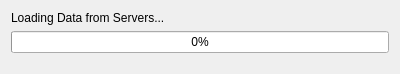
Above: plugins/vtkSpaceCraftInfoFilter/status.ui from ghost-kit/archive before the change. Below: the same form after it.
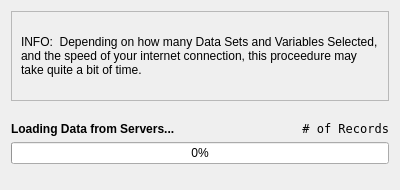
That is the form after the change.

Commit message: vtkSpaceCraftInfo: still working on data loading. NEW BUG: if CDAWEB is down, filter will crash.  Need to add a timer to allow for timeout of the plugin download routines.

What changed in the file:
```diff
--- a/plugins/vtkSpaceCraftInfoFilter/status.ui
+++ b/plugins/vtkSpaceCraftInfoFilter/status.ui
@@ -7,29 +7,41 @@
     <x>0</x>
     <y>0</y>
     <width>400</width>
-    <height>74</height>
+    <height>190</height>
    </rect>
   </property>
   <property name="windowTitle">
    <string>Dialog</string>
   </property>
   <layout class="QGridLayout" name="gridLayout">
-   <item row="1" column="0">
-    <widget class="QProgressBar" name="status">
-     <property name="value">
-      <number>0</number>
+   <item row="7" column="0">
+    <spacer name="verticalSpacer">
+     <property name="orientation">
+      <enum>Qt::Vertical</enum>
      </property>
-    </widget>
+     <property name="sizeHint" stdset="0">
+      <size>
+       <width>20</width>
+       <height>40</height>
+      </size>
+     </property>
+    </spacer>
    </item>
-   <item row="0" column="0">
+   <item row="3" column="0">
     <widget class="QLabel" name="message">
+     <property name="font">
+      <font>
+       <weight>75</weight>
+       <bold>true</bold>
+      </font>
+     </property>
      <property name="text">
       <string>Loading Data from Servers...</string>
      </property>
     </widget>
    </item>
    <item row="2" column="0">
-    <spacer name="verticalSpacer">
+    <spacer name="verticalSpacer_2">
      <property name="orientation">
       <enum>Qt::Vertical</enum>
      </property>
@@ -41,6 +53,62 @@
      </property>
     </spacer>
    </item>
+   <item row="3" column="1">
+    <widget class="QLabel" name="recordCount">
+     <property name="font">
+      <font>
+       <family>Andale Mono</family>
+      </font>
+     </property>
+     <property name="text">
+      <string># of Records</string>
+     </property>
+     <property name="alignment">
+      <set>Qt::AlignRight|Qt::AlignTrailing|Qt::AlignVCenter</set>
+     </property>
+    </widget>
+   </item>
+   <item row="5" column="0" colspan="2">
+    <widget class="QProgressBar" name="status">
+     <property name="value">
+      <number>0</number>
+     </property>
+    </widget>
+   </item>
+   <item row="0" column="0" colspan="2">
+    <widget class="QFrame" name="frame">
+     <property name="minimumSize">
+      <size>
+       <width>0</width>
+       <height>90</height>
+      </size>
+     </property>
+     <property name="frameShape">
+      <enum>QFrame::StyledPanel</enum>
+     </property>
+     <property name="frameShadow">
+      <enum>QFrame::Raised</enum>
+     </property>
+     <layout class="QGridLayout" name="gridLayout_2">
+      <item row="0" column="0">
+       <widget class="QLabel" name="info">
+        <property name="minimumSize">
+         <size>
+          <width>0</width>
+          <height>0</height>
+         </size>
+        </property>
+        <property name="text">
+         <string>INFO:  Depending on how many Data Sets and Variables Selected, and the speed of your internet connection, this proceedure may take quite a bit of time.</string>
+        </property>
+        <property name="wordWrap">
+         <bool>true</bool>
+        </property>
+       </widget>
+      </item>
+     </layout>
+    </widget>
+   </item>
   </layout>
  </widget>
  <resources/>
```
The commit also changes 3 other files.
